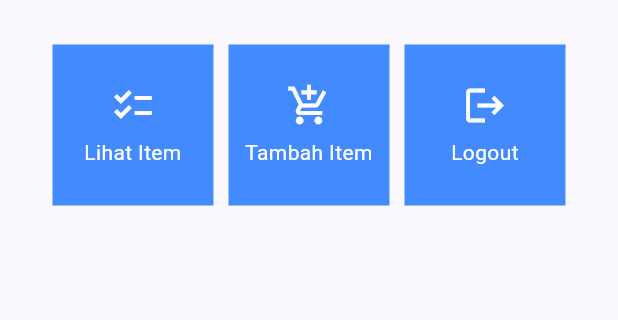
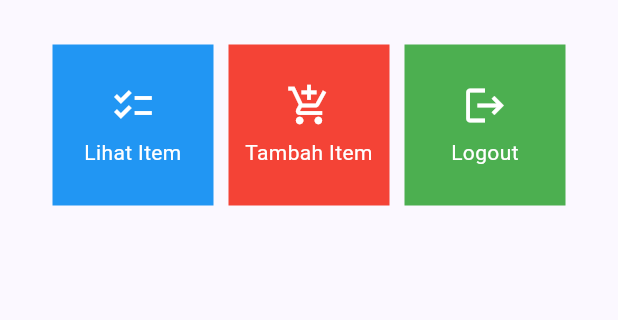
Before and after one commit to thirza258/inventory-pesawat-flutter, a Flutter app: the screen it shows after launch, on a phone screen of 412 x 824 dp, the part 251-571 px from its top. Run offline on Flutter 3.47's test engine with Material 2 defaults, Android fonts, the light colour scheme and no system bars.

Commit message:
pengerjaan tugas 7 pengerjaan 2

```diff
--- a/lib/menu.dart
+++ b/lib/menu.dart
@@ -4,9 +4,9 @@ class MyHomePage extends StatelessWidget {
   MyHomePage({Key? key}) : super(key: key);
 
   final List<InventoryItem> items = [
-    InventoryItem("Lihat Item", Icons.checklist),
-    InventoryItem("Tambah Item", Icons.add_shopping_cart),
-    InventoryItem("Logout", Icons.logout),
+    InventoryItem("Lihat Item", Icons.checklist, Colors.blue),
+    InventoryItem("Tambah Item", Icons.add_shopping_cart, Colors.red),
+    InventoryItem("Logout", Icons.logout, Colors.green),
   ];
 
   @override
@@ -63,8 +63,9 @@ class MyHomePage extends StatelessWidget {
 class InventoryItem {
   final String name;
   final IconData icon;
+  final Color color;
 
-  InventoryItem(this.name, this.icon);
+  InventoryItem(this.name, this.icon, this.color);
 }
 
 class InventoryCard extends StatelessWidget {
@@ -75,7 +76,7 @@ class InventoryCard extends StatelessWidget {
   @override
   Widget build(BuildContext context) {
     return Material(
-      color: Colors.blueAccent,
+      color: item.color,
       child: InkWell(
         // Area responsive terhadap sentuhan
         onTap: () {
```
Also changed, not shown: 1 other file.
